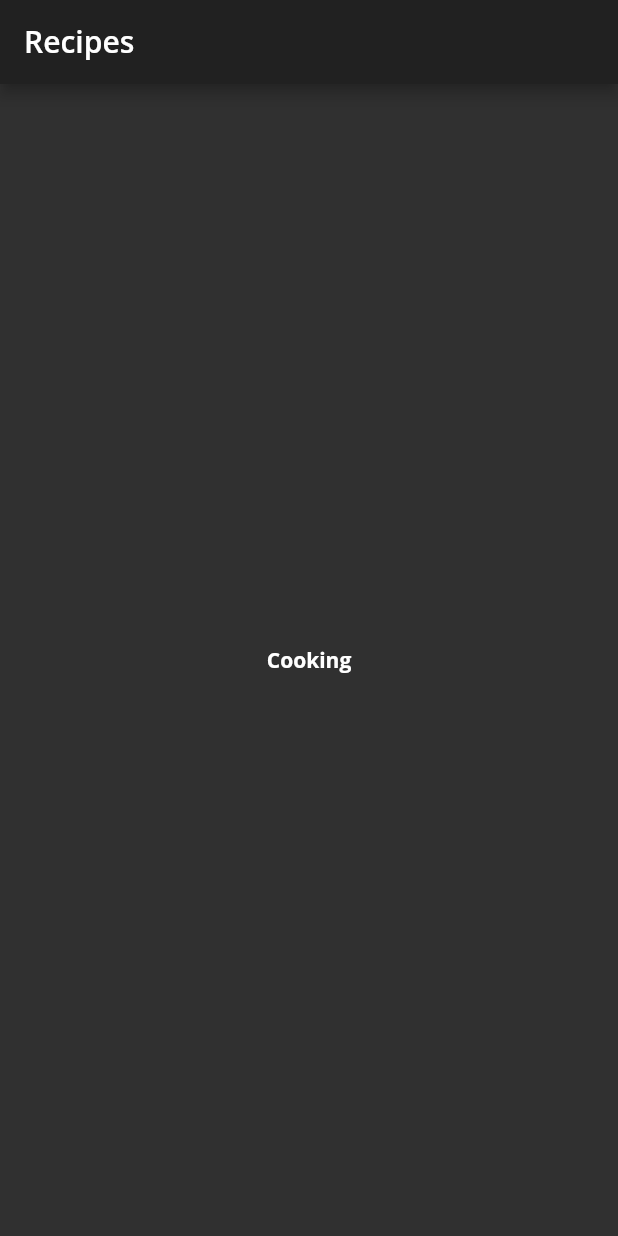
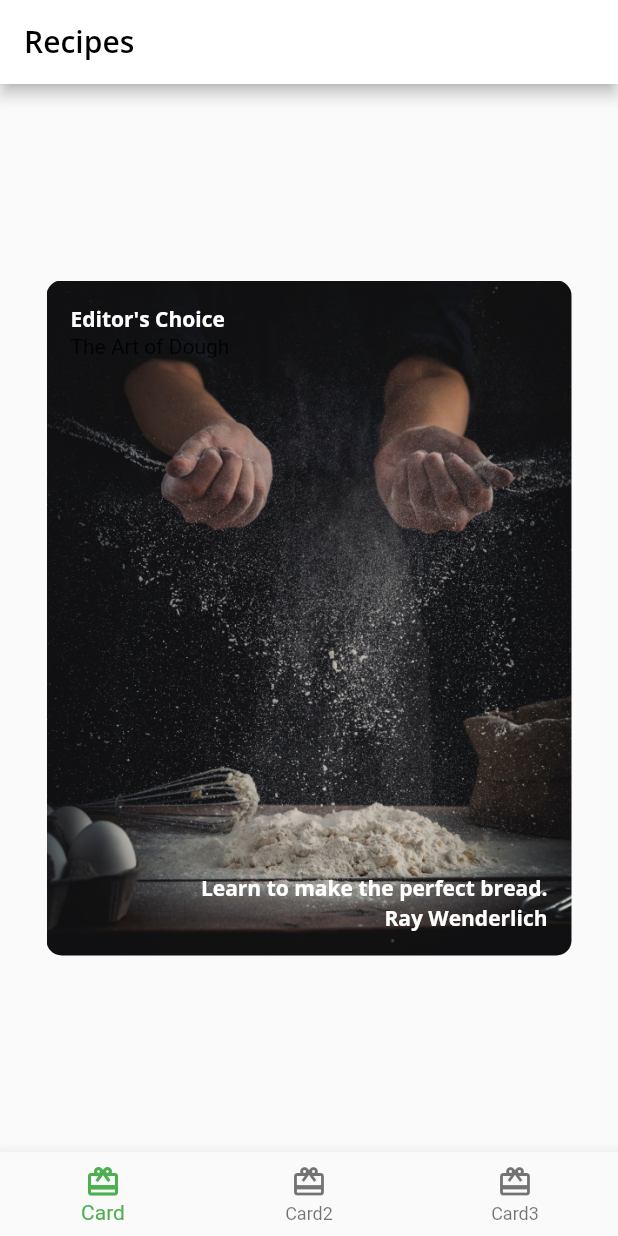
Before and after one commit to osxsystem/recipes, a Flutter app: the screen it shows after launch, on a phone screen of 412 x 824 dp. Run offline on Flutter 3.47's test engine with Material 2 defaults, Android fonts, the phone set to English and light mode, and no system bars; our stand-ins replace google_fonts.

Commit message:
add card

```diff
--- /dev/null
+++ b/lib/card1.dart
@@ -0,0 +1,70 @@
+import 'package:flutter/material.dart';
+import 'package:recipes/fooder_theme.dart';
+
+class Card1 extends StatelessWidget {
+
+  final String category = 'Editor\'s Choice';
+  final String title = 'The Art of Dough';
+  final String description = 'Learn to make the perfect bread.';
+  final String chef = 'Ray Wenderlich';
+
+  const Card1({Key? key}) : super(key: key);
+
+  @override
+  Widget build(BuildContext context) {
+    return Center(
+      child: Container(
+        child: Stack(
+          children: [
+            Text(
+              category,
+              style: FooderTheme.darkTextTheme.bodyText1,
+            ),
+            Positioned(
+              child: Text(
+                title,
+                style: FooderTheme.darkTextTheme.headline5,
+              ),
+              top: 20,
+            ),
+            Positioned(
+              child: Text(
+                description,
+                style: FooderTheme.darkTextTheme.bodyText1,
+              ),
+              bottom: 20,
+              right: 0,
+            ),
+            Positioned(
+              child: Text(
+                chef,
+                style: FooderTheme.darkTextTheme.bodyText1,
+              ),
+              bottom: 0,
+              right: 0,
+            ),
+          ],
+        ),
+        // 1
+        padding: const EdgeInsets.all(16),
+        // 2
+        constraints: const BoxConstraints.expand(
+          width: 350,
+          height: 450,
+        ),
+        // 3
+        decoration: const BoxDecoration(
+          // 4
+          image: DecorationImage(
+            // 5
+            image: AssetImage('assets/mag1.png'),
+            // 6
+            fit: BoxFit.cover,
+          ),
+          // 7
+          borderRadius: BorderRadius.all(Radius.circular(10.0)),
+        ),
+      ),
+    );
+  }
+}
--- a/lib/home.dart
+++ b/lib/home.dart
@@ -1,6 +1,10 @@
 import 'package:flutter/material.dart';
 
 import 'package:flutter/material.dart';
+import 'package:recipes/card1.dart';
+import 'package:recipes/card2.dart';
+import 'package:recipes/card3.dart';
+
 class Home extends StatefulWidget {
   const Home({Key? key}) : super(key: key);
 
@@ -11,12 +15,39 @@ class Home extends StatefulWidget {
 }
 
 class _HomeState extends State<Home> {
+  // 7
+  int _selectedIndex = 0;
+
+  // 8
+  static List<Widget> pages = <Widget>[
+    Card1(),
+    // TODO: Replace with Card2
+    Card2(),
+    // TODO: Replace with Card3
+    Card3(),
+  ];
+
+// 9
+  void _onItemTapped(int index) {
+    setState(() {
+      _selectedIndex = index;
+    });
+  }
+
   @override
   Widget build(BuildContext context) {
     return Scaffold(
-      appBar: AppBar(title: Text('Recipes', style: Theme.of(context).textTheme.headline6,),),
-      body: Center(
-        child: Text('Cooking', style: Theme.of(context).textTheme.bodyLarge,),
+      appBar: AppBar( title: Text( 'Recipes', style: Theme.of(context).textTheme.headline6 ) ),
+      body: pages[_selectedIndex],
+      bottomNavigationBar: BottomNavigationBar(
+        selectedItemColor: Theme.of(context).textSelectionTheme.selectionColor,
+        currentIndex: _selectedIndex,
+        onTap: _onItemTapped,
+        items: const <BottomNavigationBarItem> [
+          BottomNavigationBarItem(icon: Icon(Icons.card_giftcard), label: 'Card'),
+          BottomNavigationBarItem(icon: Icon(Icons.card_giftcard), label: 'Card2'),
+          BottomNavigationBarItem(icon: Icon(Icons.card_giftcard), label: 'Card3'),
+        ],
       ),
     );
   }
--- a/lib/main.dart
+++ b/lib/main.dart
@@ -10,10 +10,8 @@ class MyApp extends StatelessWidget {
   const MyApp({Key? key}) : super(key: key);
   @override
   Widget build(BuildContext context) {
-    final darkTheme = FooderTheme.dark();
-
     return MaterialApp(
-      theme: darkTheme,
+      theme: Theme.of(context).brightness == Brightness.dark ? FooderTheme.dark() : FooderTheme.light(),
       title: 'Recipes',
       home: const Home(),
     );
--- a/pubspec.yaml
+++ b/pubspec.yaml
@@ -57,6 +57,8 @@ flutter:
   # included with your application, so that you can use the icons in
   # the material Icons class.
   uses-material-design: true
+  assets:
+    - assets/
 
   # To add assets to your application, add an assets section, like this:
   # assets:
```
Also changed, not shown: lib/author_card.dart (added, +66 -0 lines), lib/card2.dart (added, +60 -0 lines), lib/card3.dart (added, +94 -0 lines), lib/circle_image.dart (added, +28 -0 lines), assets/author_katz.jpeg (added), assets/mag1.png (added), assets/mag2.png (added), assets/mag3.png (added), assets/mag4.png (added), assets/mag5.png (added).
